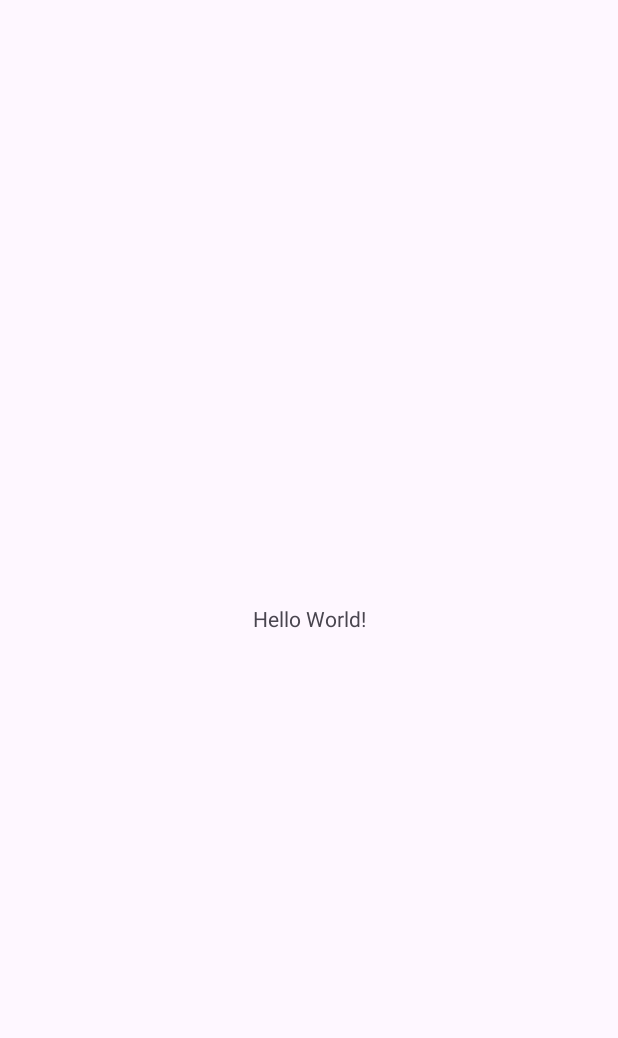
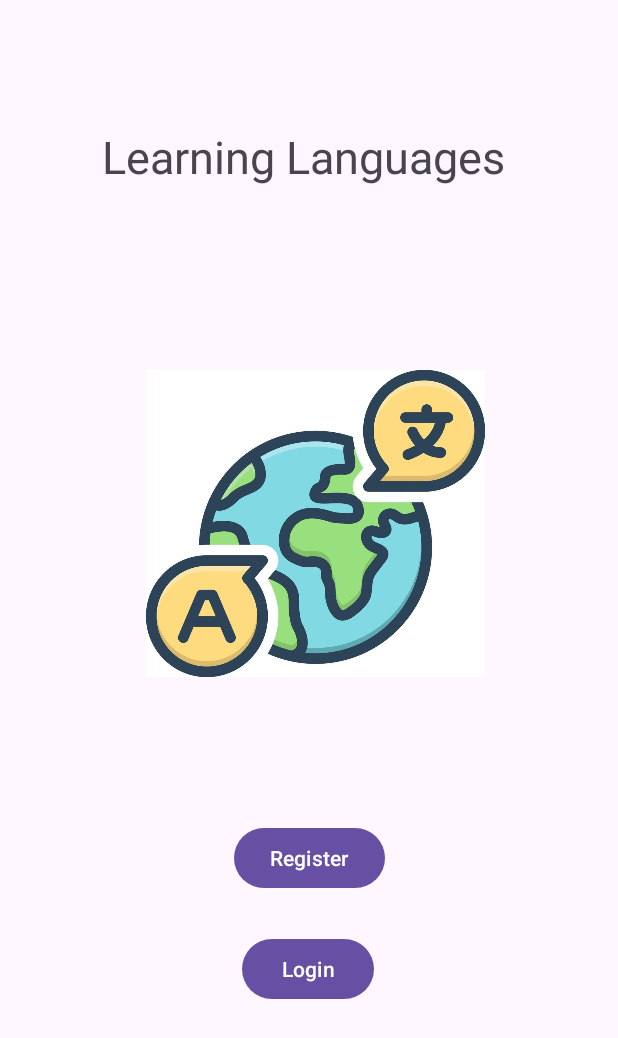
Before and after one commit to charlizeaponte/SEOWeek4, an Android app: the screen it shows after launch (MainActivity), on a phone screen of 412 x 824 dp. Before the commit the part shown is almost empty. Shown: the top 1038 px of the screen. Run offline under Robolectric (Android 15) with nearby library versions, the phone set to English and light mode, and no system bars.

Commit message:
"added first three screens"

```diff
--- a/app/build.gradle.kts
+++ b/app/build.gradle.kts
@@ -17,6 +17,10 @@
         versionName = "1.0"
 
         testInstrumentationRunner = "androidx.test.runner.AndroidJUnitRunner"
+    }
+    buildFeatures{
+        viewBinding = true
+        buildConfig = true
     }
 
     buildTypes {
--- a/app/src/main/java/edu/quinnipiac/seoweek4/MainActivity.kt
+++ b/app/src/main/java/edu/quinnipiac/seoweek4/MainActivity.kt
@@ -1,20 +1,17 @@
 package edu.quinnipiac.seoweek4
 
 import android.os.Bundle
-import androidx.activity.enableEdgeToEdge
 import androidx.appcompat.app.AppCompatActivity
-import androidx.core.view.ViewCompat
-import androidx.core.view.WindowInsetsCompat
+import edu.quinnipiac.seoweek4.databinding.ActivityMainBinding
+
 
 class MainActivity : AppCompatActivity() {
+    private lateinit var binding:ActivityMainBinding
     override fun onCreate(savedInstanceState: Bundle?) {
         super.onCreate(savedInstanceState)
-        enableEdgeToEdge()
-        setContentView(R.layout.activity_main)
-        ViewCompat.setOnApplyWindowInsetsListener(findViewById(R.id.main)) { v, insets ->
-            val systemBars = insets.getInsets(WindowInsetsCompat.Type.systemBars())
-            v.setPadding(systemBars.left, systemBars.top, systemBars.right, systemBars.bottom)
-            insets
+        binding = ActivityMainBinding.inflate(layoutInflater)
+        val view = binding.root
+        setContentView(view)
+
         }
     }
-}
--- /dev/null
+++ b/app/src/main/java/edu/quinnipiac/seoweek4/homeFragment.kt
@@ -0,0 +1,37 @@
+package edu.quinnipiac.seoweek4
+
+import android.os.Bundle
+import androidx.fragment.app.Fragment
+import android.view.LayoutInflater
+import android.view.View
+import android.view.ViewGroup
+import androidx.navigation.findNavController
+import edu.quinnipiac.seoweek4.databinding.FragmentHomeBinding
+
+class homeFragment : Fragment() {
+    private var _binding: FragmentHomeBinding? = null
+    private val binding get() = _binding!!
+
+    override fun onCreateView(
+        inflater: LayoutInflater, container: ViewGroup?,
+        savedInstanceState: Bundle?
+    ): View? {
+        _binding = FragmentHomeBinding.inflate(inflater, container, false)
+        val view = binding.root
+        return view
+    }
+
+    override fun onViewCreated(view: View, savedInstanceState:Bundle?){
+        super.onViewCreated(view, savedInstanceState)
+        binding.registerbutton.setOnClickListener {
+            it.findNavController().navigate(R.id.action_homeFragment_to_registerFragment)
+        }
+        binding.loginbutton.setOnClickListener{
+            it.findNavController().navigate(R.id.action_homeFragment_to_loginFragment)
+        }
+    }
+    override fun onDestroyView() {
+        super.onDestroyView()
+        _binding = null
+    }
+}
--- a/app/src/main/res/layout/activity_main.xml
+++ b/app/src/main/res/layout/activity_main.xml
@@ -1,19 +1,12 @@
-<?xml version="1.0" encoding="utf-8"?>
-<androidx.constraintlayout.widget.ConstraintLayout xmlns:android="http://schemas.android.com/apk/res/android"
+<androidx.fragment.app.FragmentContainerView
+    xmlns:android="http://schemas.android.com/apk/res/android"
     xmlns:app="http://schemas.android.com/apk/res-auto"
     xmlns:tools="http://schemas.android.com/tools"
-    android:id="@+id/main"
+    android:id="@+id/nav_host_fragment"
     android:layout_width="match_parent"
     android:layout_height="match_parent"
-    tools:context=".MainActivity">
-
-    <TextView
-        android:layout_width="wrap_content"
-        android:layout_height="wrap_content"
-        android:text="Hello World!"
-        app:layout_constraintBottom_toBottomOf="parent"
-        app:layout_constraintEnd_toEndOf="parent"
-        app:layout_constraintStart_toStartOf="parent"
-        app:layout_constraintTop_toTopOf="parent" />
-
-</androidx.constraintlayout.widget.ConstraintLayout>
+    android:padding="16dp"
+    android:name="androidx.navigation.fragment.NavHostFragment"
+    app:navGraph="@navigation/nav_graph"
+    app:defaultNavHost="true"
+    tools:context=".MainActivity" />
--- /dev/null
+++ b/app/src/main/res/layout/fragment_home.xml
@@ -0,0 +1,65 @@
+<androidx.constraintlayout.widget.ConstraintLayout xmlns:android="http://schemas.android.com/apk/res/android"
+    xmlns:app="http://schemas.android.com/apk/res-auto"
+    xmlns:tools="http://schemas.android.com/tools"
+    android:layout_width="match_parent"
+    android:layout_height="match_parent"
+    android:gravity="center_horizontal"
+    android:orientation="vertical"
+    tools:context=".homeFragment">
+
+
+    <TextView
+        android:id="@+id/textView"
+        android:layout_width="wrap_content"
+        android:layout_height="wrap_content"
+        android:layout_marginTop="68dp"
+        android:text="@string/appTitle"
+        android:textSize="30sp"
+        app:layout_constraintEnd_toEndOf="parent"
+        app:layout_constraintHorizontal_bias="0.47"
+        app:layout_constraintStart_toStartOf="parent"
+        app:layout_constraintTop_toTopOf="parent" />
+
+    <Button
+        android:id="@+id/registerbutton"
+        android:layout_width="wrap_content"
+        android:layout_height="wrap_content"
+        android:layout_marginTop="220dp"
+        android:text="Register"
+        app:layout_constraintBottom_toBottomOf="parent"
+        app:layout_constraintEnd_toEndOf="parent"
+        app:layout_constraintHorizontal_bias="0.501"
+        app:layout_constraintStart_toStartOf="parent"
+        app:layout_constraintTop_toBottomOf="@+id/textView"
+        app:layout_constraintVertical_bias="0.49" />
+
+    <Button
+        android:id="@+id/loginbutton"
+        android:layout_width="wrap_content"
+        android:layout_height="wrap_content"
+        android:layout_marginTop="220dp"
+        android:text="Login"
+        app:layout_constraintBottom_toBottomOf="parent"
+        app:layout_constraintEnd_toEndOf="parent"
+        app:layout_constraintHorizontal_bias="0.498"
+        app:layout_constraintStart_toStartOf="parent"
+        app:layout_constraintTop_toBottomOf="@+id/textView"
+        app:layout_constraintVertical_bias="0.667" />
+
+    <ImageView
+        android:id="@+id/imageView"
+        android:layout_width="226dp"
+        android:layout_height="279dp"
+        android:layout_marginStart="81dp"
+        android:layout_marginTop="49dp"
+        android:layout_marginEnd="73dp"
+        android:layout_marginBottom="59dp"
+        android:src="@drawable/translate"
+        app:layout_constraintBottom_toTopOf="@+id/registerbutton"
+        app:layout_constraintEnd_toEndOf="parent"
+        app:layout_constraintHorizontal_bias="0.0"
+        app:layout_constraintStart_toStartOf="parent"
+        app:layout_constraintTop_toBottomOf="@+id/textView"
+        app:layout_constraintVertical_bias="1.0" />
+
+</androidx.constraintlayout.widget.ConstraintLayout>
--- /dev/null
+++ b/app/src/main/res/navigation/nav_graph.xml
@@ -0,0 +1,30 @@
+<?xml version="1.0" encoding="utf-8"?>
+<navigation xmlns:android="http://schemas.android.com/apk/res/android"
+    xmlns:app="http://schemas.android.com/apk/res-auto"
+    xmlns:tools="http://schemas.android.com/tools"
+    android:id="@+id/navigation"
+    app:startDestination="@id/homeFragment">
+
+    <fragment
+        android:id="@+id/homeFragment"
+        android:name="edu.quinnipiac.seoweek4.homeFragment"
+        android:label="fragment_home"
+        tools:layout="@layout/fragment_home" >
+        <action
+            android:id="@+id/action_homeFragment_to_loginFragment"
+            app:destination="@id/loginFragment" />
+        <action
+            android:id="@+id/action_homeFragment_to_registerFragment"
+            app:destination="@id/registerFragment" />
+    </fragment>
+    <fragment
+        android:id="@+id/loginFragment"
+        android:name="edu.quinnipiac.seoweek4.loginFragment"
+        android:label="fragment_login"
+        tools:layout="@layout/fragment_login" />
+    <fragment
+        android:id="@+id/registerFragment"
+        android:name="edu.quinnipiac.seoweek4.registerFragment"
+        android:label="fragment_register"
+        tools:layout="@layout/fragment_register" />
+</navigation>
--- a/app/src/main/res/values/strings.xml
+++ b/app/src/main/res/values/strings.xml
@@ -1,3 +1,8 @@
 <resources>
     <string name="app_name">SEOWeek4</string>
+    <!-- TODO: Remove or change this placeholder text -->
+    <string name="appTitle">Learning Languages</string>
+    <!-- TODO: Remove or change this placeholder text -->
+    <string name="hello_blank_fragment">Hello blank fragment</string>
+
 </resources>
```
Also changed, not shown: app/src/main/java/edu/quinnipiac/seoweek4/loginFragment.kt (added, +59 -0 lines), app/src/main/java/edu/quinnipiac/seoweek4/registerFragment.kt (added, +59 -0 lines), app/src/main/res/layout/fragment_login.xml (added, +49 -0 lines), app/src/main/res/layout/fragment_register.xml (added, +60 -0 lines), app/src/main/res/navigation/navigation.xml (deleted, +0 -13 lines), app/src/main/res/drawable/translate.png (added).
